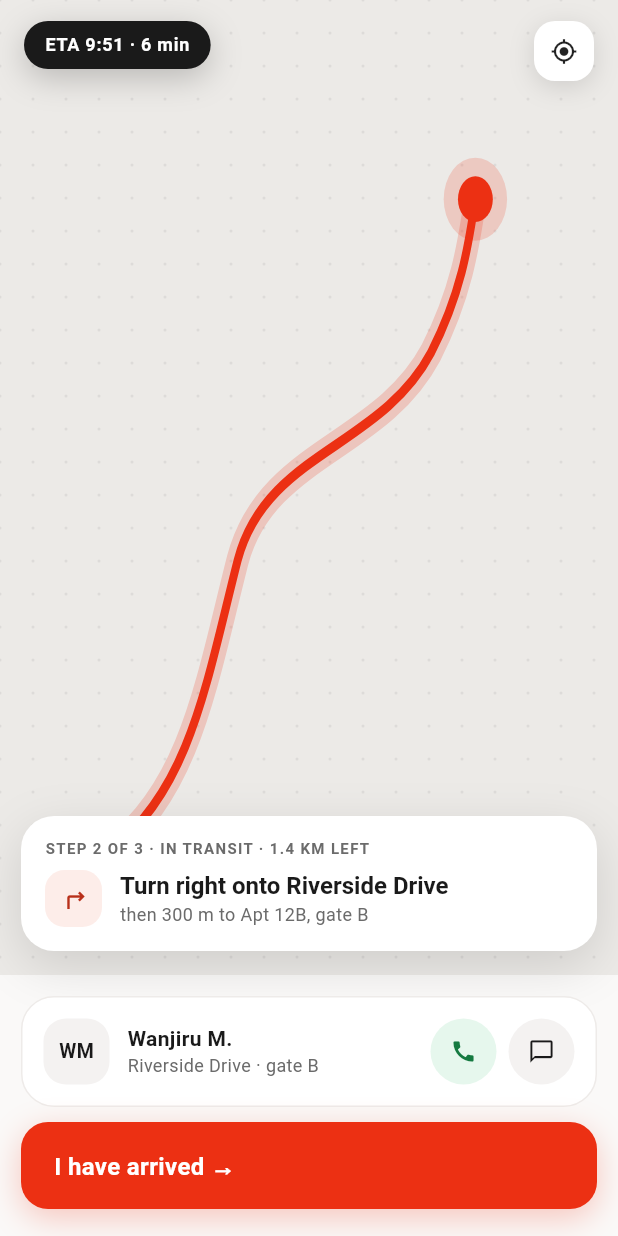
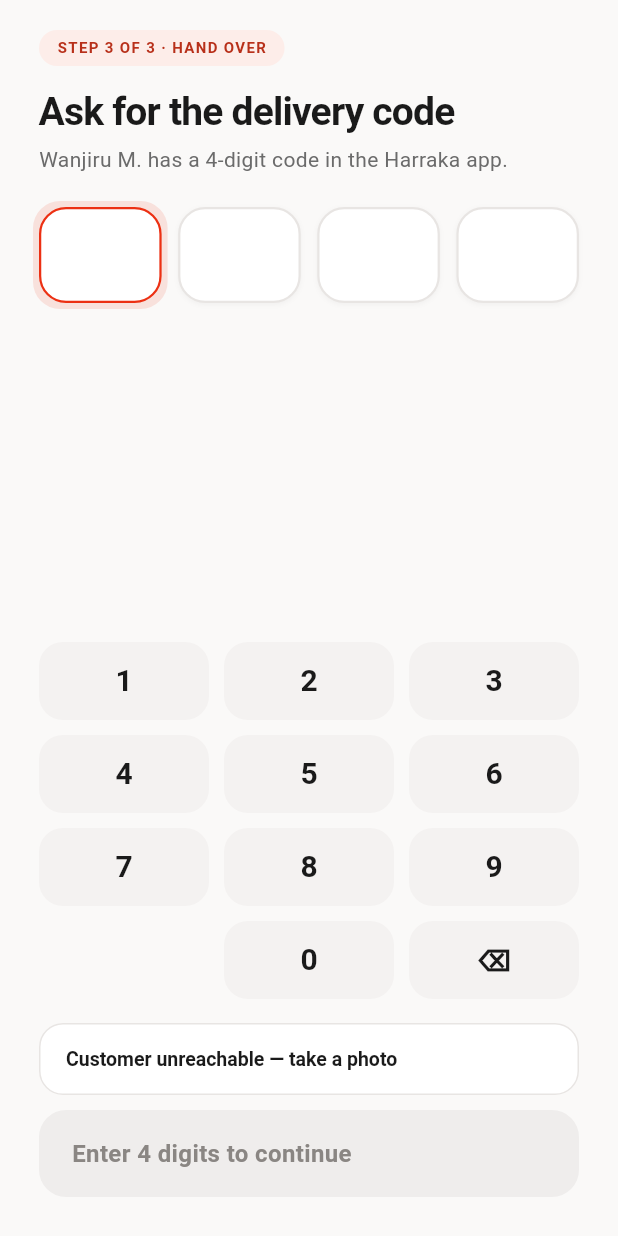
Before and after one commit to harrakaquick-dotcom/Delivery_app, a Flutter app: the RideScreen screen opened by its route, after a tap on "I have arrived →", on a phone screen of 412 x 824 dp. Run offline on Flutter 3.47's test engine with Material 3 defaults, Android fonts, the phone set to English and light mode, and no system bars; our stand-ins replace flutter_riverpod, flutter_svg; Roboto replaces fonts that are missing (Archivo).

Commit message:
Add hand-over screen with delivery code keypad
Co-Authored-By: Claude Sonnet 5 <noreply@anthropic.com>

```diff
--- a/lib/core/routing/app_router.dart
+++ b/lib/core/routing/app_router.dart
@@ -3,6 +3,7 @@ import 'package:flutter/material.dart';
 import '../../features/auth/presentation/screens/docs_screen.dart';
 import '../../features/auth/presentation/screens/login_screen.dart';
 import '../../features/auth/presentation/screens/otp_screen.dart';
+import '../../features/delivery/presentation/screens/hand_over_screen.dart';
 import '../../features/delivery/presentation/screens/order_request_screen.dart';
 import '../../features/delivery/presentation/screens/ride_screen.dart';
 import '../../features/delivery/presentation/screens/store_pickup_screen.dart';
@@ -37,6 +38,8 @@ class AppRouter {
         return const StorePickupScreen();
       case RouteNames.ride:
         return const RideScreen();
+      case RouteNames.deliver:
+        return const HandOverScreen();
       case RouteNames.splash:
       default:
         return const SplashScreen();
--- a/lib/core/routing/route_names.dart
+++ b/lib/core/routing/route_names.dart
@@ -10,4 +10,6 @@ class RouteNames {
   static const String request = '/request';
   static const String pickup = '/pickup';
   static const String ride = '/ride';
+  static const String deliver = '/deliver';
+  static const String cash = '/cash';
 }
--- a/lib/core/widgets/numeric_keypad.dart
+++ b/lib/core/widgets/numeric_keypad.dart
@@ -10,32 +10,44 @@ class NumericKeypad extends StatelessWidget {
     super.key,
     required this.onDigit,
     required this.onBackspace,
+    this.keyHeight = 56,
   });
 
   final ValueChanged<String> onDigit;
   final VoidCallback onBackspace;
+  final double keyHeight;
 
   static const String _backspace = '⌫';
-  static const List<String> _keys = [
-    '1', '2', '3', '4', '5', '6', '7', '8', '9', '', '0', _backspace, //
+  static const List<List<String>> _rows = [
+    ['1', '2', '3'],
+    ['4', '5', '6'],
+    ['7', '8', '9'],
+    ['', '0', _backspace],
   ];
 
   @override
   Widget build(BuildContext context) {
+    return Column(
+      children: [
+        for (var r = 0; r < _rows.length; r++) ...[
+          if (r > 0) const SizedBox(height: 10),
+          Row(
+            children: [
+              for (var c = 0; c < 3; c++) ...[
+                if (c > 0) const SizedBox(width: 10),
+                Expanded(child: _key(_rows[r][c])),
+              ],
+            ],
+          ),
+        ],
+      ],
+    );
+  }
+
+  Widget _key(String k) {
+    if (k.isEmpty) return SizedBox(height: keyHeight);
     final radius = BorderRadius.circular(AppSpacing.radiusSmall + 2);
-    return GridView.count(
-      crossAxisCount: 3,
-      shrinkWrap: true,
-      physics: const NeverScrollableScrollPhysics(),
-      mainAxisSpacing: 10,
-      crossAxisSpacing: 10,
-      childAspectRatio: 2.1,
-      children: [
-        for (final k in _keys)
-          if (k.isEmpty)
-            const SizedBox.shrink()
-          else
-            Material(
+    return Material(
       color: AppColors.surface,
       borderRadius: radius,
       child: InkWell(
@@ -43,6 +55,8 @@ class NumericKeypad extends StatelessWidget {
         splashColor: AppColors.primaryLight,
         highlightColor: AppColors.primaryLight,
         onTap: () => k == _backspace ? onBackspace() : onDigit(k),
+        child: SizedBox(
+          height: keyHeight,
           child: Center(
             child: Text(
               k,
@@ -54,7 +68,6 @@ class NumericKeypad extends StatelessWidget {
           ),
         ),
       ),
-      ],
     );
   }
 }
--- a/lib/features/delivery/presentation/providers/delivery_providers.dart
+++ b/lib/features/delivery/presentation/providers/delivery_providers.dart
@@ -23,3 +23,24 @@ final pickupChecklistProvider =
     StateNotifierProvider<PickupChecklistNotifier, Set<int>>(
       (ref) => PickupChecklistNotifier(),
     );
+
+/// The 4-digit code the customer reads out at hand-over.
+class DropCodeNotifier extends StateNotifier<String> {
+  DropCodeNotifier() : super('');
+
+  static const int length = 4;
+
+  void add(String digit) {
+    if (state.length < length) state = state + digit;
+  }
+
+  void backspace() {
+    if (state.isNotEmpty) state = state.substring(0, state.length - 1);
+  }
+
+  void reset() => state = '';
+}
+
+final dropCodeProvider = StateNotifierProvider<DropCodeNotifier, String>(
+  (ref) => DropCodeNotifier(),
+);
--- /dev/null
+++ b/lib/features/delivery/presentation/screens/hand_over_screen.dart
@@ -0,0 +1,93 @@
+import 'package:flutter/material.dart';
+import 'package:flutter_riverpod/flutter_riverpod.dart';
+
+import '../../../../core/constants/app_text_styles.dart';
+import '../../../../core/routing/route_names.dart';
+import '../../../../core/widgets/app_button.dart';
+import '../../../../core/widgets/code_boxes.dart';
+import '../../../../core/widgets/numeric_keypad.dart';
+import '../../../../core/widgets/pill_chip.dart';
+import '../../../../core/widgets/secondary_button.dart';
+import '../providers/delivery_providers.dart';
+
+/// Step 3 of 3: the customer reads out a 4-digit code, with a photo fallback.
+class HandOverScreen extends ConsumerWidget {
+  const HandOverScreen({super.key, this.onVerified});
+
+  final VoidCallback? onVerified;
+
+  @override
+  Widget build(BuildContext context, WidgetRef ref) {
+    final order = ref.watch(activeOrderProvider);
+    final code = ref.watch(dropCodeProvider);
+    final notifier = ref.read(dropCodeProvider.notifier);
+    final ready = code.length == DropCodeNotifier.length;
+
+    return Scaffold(
+      body: SafeArea(
+        child: LayoutBuilder(
+          builder: (context, constraints) => SingleChildScrollView(
+            padding: const EdgeInsets.fromLTRB(26, 20, 26, 26),
+            child: ConstrainedBox(
+              constraints: BoxConstraints(
+                minHeight: constraints.maxHeight - 46,
+              ),
+              child: IntrinsicHeight(
+                child: Column(
+                  crossAxisAlignment: CrossAxisAlignment.start,
+                  children: [
+                    const PillChip(
+                      'Step 3 of 3 · hand over',
+                      padding: EdgeInsets.symmetric(
+                        horizontal: 12,
+                        vertical: 7,
+                      ),
+                    ),
+                    const SizedBox(height: 14),
+                    Text(
+                      'Ask for the delivery code',
+                      style: AppTextStyles.displayMedium.copyWith(
+                        fontSize: 26,
+                        height: 1.22,
+                      ),
+                    ),
+                    const SizedBox(height: 6),
+                    Text(
+                      '${order.customerName} has a 4-digit code in the Harraka app.',
+                      style: AppTextStyles.bodyMedium,
+                    ),
+                    const SizedBox(height: 22),
+                    CodeBoxes(code: code, height: 64),
+                    const Spacer(),
+                    const SizedBox(height: 24),
+                    NumericKeypad(
+                      onDigit: notifier.add,
+                      onBackspace: notifier.backspace,
+                      keyHeight: 52,
+                    ),
+                    const SizedBox(height: 16),
+                    const SecondaryButton(
+                      label: 'Customer unreachable — take a photo',
+                    ),
+                    const SizedBox(height: 10),
+                    AppButton(
+                      label: ready
+                          ? 'Code verified — continue →'
+                          : 'Enter 4 digits to continue',
+                      onPressed: ready
+                          ? (onVerified ??
+                                () => Navigator.of(
+                                  context,
+                                ).pushReplacementNamed(RouteNames.cash))
+                          : null,
+                    ),
+                  ],
+                ),
+              ),
+            ),
+          ),
+        ),
+      ),
+    );
+  }
+}
--- a/lib/features/delivery/presentation/screens/ride_screen.dart
+++ b/lib/features/delivery/presentation/screens/ride_screen.dart
@@ -3,6 +3,7 @@ import 'package:flutter_riverpod/flutter_riverpod.dart';
 
 import '../../../../core/constants/app_colors.dart';
 import '../../../../core/constants/app_text_styles.dart';
+import '../../../../core/routing/route_names.dart';
 import '../../../../core/widgets/app_button.dart';
 import '../../../../core/widgets/app_card.dart';
 import '../../data/sample_ride.dart';
@@ -149,7 +150,14 @@ class RideScreen extends ConsumerWidget {
                   const SizedBox(height: 10),
                   AppButton(
                     label: 'I have arrived →',
-                    onPressed: onArrived ?? () {},
+                    onPressed:
+                        onArrived ??
+                        () {
+                          ref.read(dropCodeProvider.notifier).reset();
+                          Navigator.of(
+                            context,
+                          ).pushReplacementNamed(RouteNames.deliver);
+                        },
                   ),
                 ],
               ),
```
Also changed, not shown: 1 other file. Lines whose indentation alone changed are shown as unchanged.
